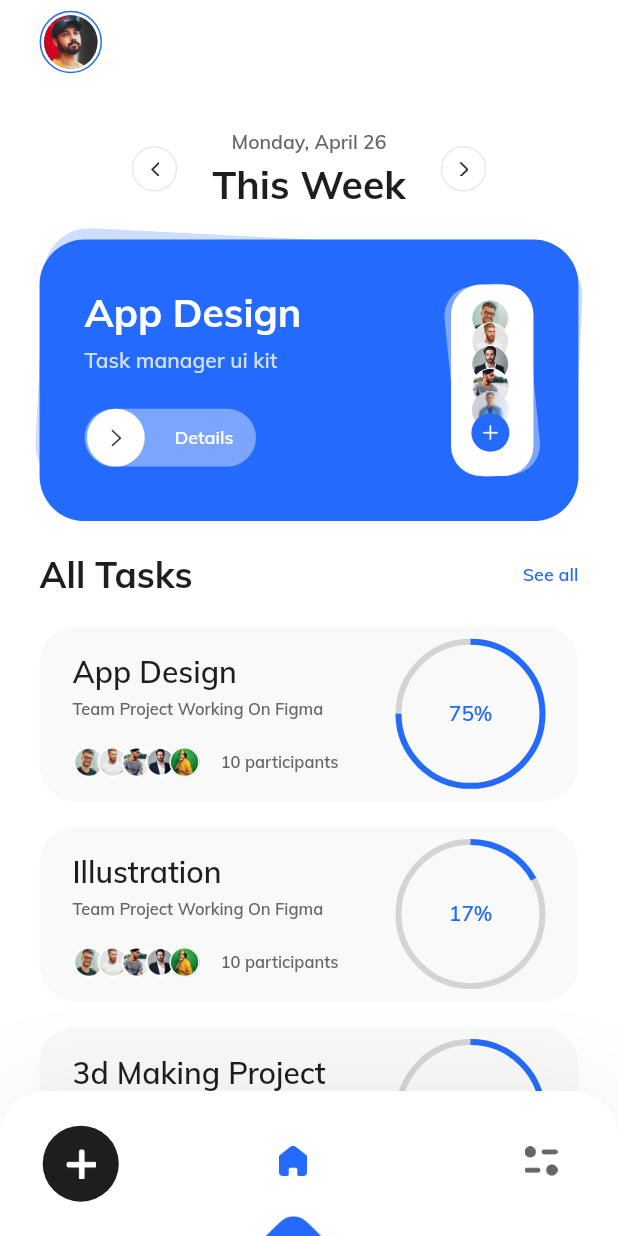
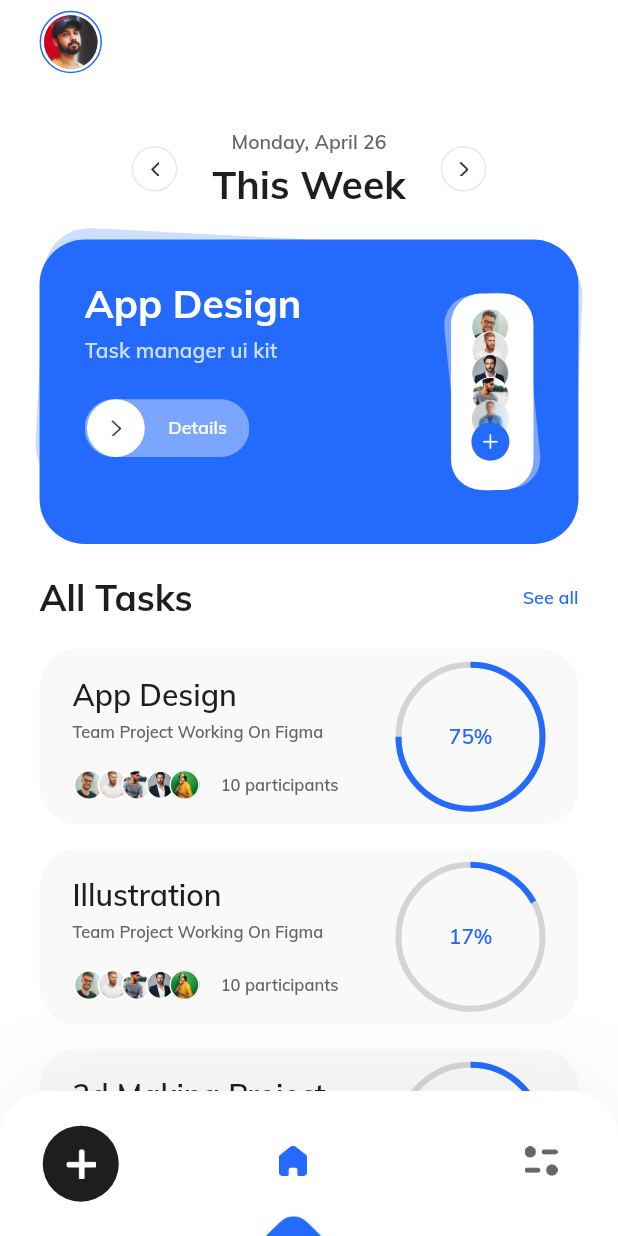
Before and after one commit to Ahmedkhattab21/taskManagement, a Flutter app: the KBottomNavigationBar screen opened directly, on a phone screen of 412 x 824 dp. Run offline on Flutter 3.47's test engine with Material 2 defaults, Android fonts, the phone set to English and light mode, and no system bars; drawn by our look-alikes of percent_indicator; our stand-ins replace bloc, dots_indicator, easy_splash_screen, flutter_bloc, flutter_svg, image_picker.

Commit message:
design test10 commit

```diff
--- a/lib/constant/k_size.dart
+++ b/lib/constant/k_size.dart
@@ -1,15 +1,30 @@
+
 
 import 'package:flutter/material.dart';
-import 'package:velocity_x/velocity_x.dart';
 
 class KSize {
-  static double getWidth(BuildContext context, width) {
-    double _width = (((100 / 375) * width) / 100) * context.screenWidth;
-    return _width;
+  static late MediaQueryData _mediaQueryData;
+  static late double screenWidth;
+  static late double screenHeight;
+  static late Orientation orientation;
+
+  static void init(BuildContext context) {
+    _mediaQueryData = MediaQuery.of(context);
+    screenHeight = _mediaQueryData.size.height;
+    screenWidth = _mediaQueryData.size.width;
+    orientation = _mediaQueryData.orientation;
   }
 
-  static double getHeight(BuildContext context, height) {
-    double _height = (((100 / 812) * height) / 100) * context.screenHeight;
-    return _height;
+
+  static double getWidth(BuildContext context,width) {
+    KSize.init(context);
+    double screenWidth = KSize.screenWidth;
+    return (width / 375) * screenWidth;
+  }
+
+  static double getHeight(BuildContext context,height) {
+    KSize.init(context);
+    double screenHeight = KSize.screenHeight;
+    return (height / 812) * screenHeight;
   }
 }
--- a/lib/main.dart
+++ b/lib/main.dart
@@ -4,6 +4,7 @@ import 'package:flutter_bloc/flutter_bloc.dart';
 
 import 'app_route.dart';
 import 'buisiness_logic/cuibits/BottomNavigationBarCubit.dart';
+import 'constant/k_size.dart';
 
 
 void main() async{
@@ -21,9 +22,6 @@ class TaskManagement extends StatelessWidget {
       title: 'Task',
       theme: ThemeData(fontFamily: 'Mulish'),
       debugShowCheckedModeBanner: false,
-      // home:  BlocProvider(
-      //     create:(BuildContext context)=>BottomNavigationBarCubit() ,
-      //     child: const KBottomNavigationBar()),
       onGenerateRoute:appRoute.generateRoute,
     );
   }
--- a/lib/presentation/widgets/TaskDetailsCard.dart
+++ b/lib/presentation/widgets/TaskDetailsCard.dart
@@ -25,13 +25,14 @@ class TaskDetailsCard extends StatelessWidget {
         ),
         Container(
           padding: EdgeInsets.all(30),
-          height: KSize.getHeight(context, 185),
+          height: KSize.getHeight(context, 200),
           width: KSize.getWidth(context, 327),
           decoration: BoxDecoration(color: KColor.ultramarineBlue, borderRadius: BorderRadius.circular(30)),
           child: Row(
             mainAxisAlignment: MainAxisAlignment.spaceBetween,
             children: [
               Container(
+                child: SingleChildScrollView(
                   child: Column(
                     crossAxisAlignment: CrossAxisAlignment.start,
                     mainAxisAlignment: MainAxisAlignment.center,
@@ -73,7 +74,7 @@ class TaskDetailsCard extends StatelessWidget {
                           // );
                         },
                         child: Container(
-                        width: KSize.getWidth(context, 104),
+                          width: KSize.getWidth(context, 100),
                           height: KSize.getHeight(context, 38),
                           decoration: BoxDecoration(color: KColor.white.withOpacity(0.40), borderRadius: BorderRadius.circular(20)),
                           child: Row(
@@ -100,7 +101,9 @@ class TaskDetailsCard extends StatelessWidget {
                           ),
                         ),
                       ),
+                      SizedBox(height: 200,),
                     ],
+                  ),
                 ),
               ),
               Stack(children: [
```
Also changed, not shown: lib/data/web_services/Auth.dart (added). Lines whose indentation alone changed are shown as unchanged.
